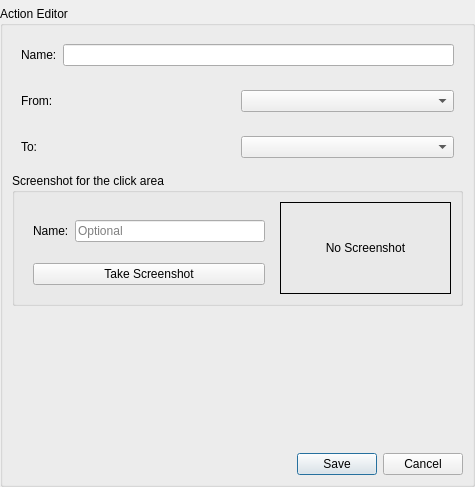
Before: the Qt Designer form gui/Ui_ActionEditWidget.ui in SeptemberHX/AutoGameTools, drawn with Qt 5.
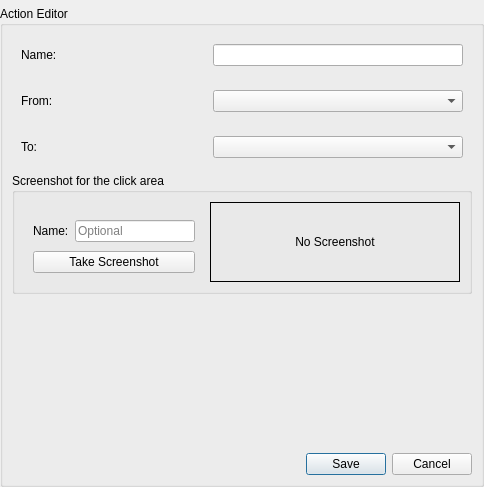
After: the same form once the commit is applied.

Patch:
```diff
--- a/gui/Ui_ActionEditWidget.ui
+++ b/gui/Ui_ActionEditWidget.ui
@@ -6,7 +6,7 @@
    <rect>
     <x>0</x>
     <y>0</y>
-    <width>475</width>
+    <width>476</width>
     <height>487</height>
    </rect>
   </property>
@@ -28,6 +28,12 @@
    </property>
    <item>
     <widget class="QGroupBox" name="groupBox">
+     <property name="maximumSize">
+      <size>
+       <width>500</width>
+       <height>16777215</height>
+      </size>
+     </property>
      <property name="title">
       <string>Action Editor</string>
      </property>
@@ -43,7 +49,33 @@
           </widget>
          </item>
          <item>
-          <widget class="QLineEdit" name="name_lineEdit"/>
+          <spacer name="horizontalSpacer">
+           <property name="orientation">
+            <enum>Qt::Horizontal</enum>
+           </property>
+           <property name="sizeHint" stdset="0">
+            <size>
+             <width>40</width>
+             <height>20</height>
+            </size>
+           </property>
+          </spacer>
+         </item>
+         <item>
+          <widget class="QLineEdit" name="name_lineEdit">
+           <property name="minimumSize">
+            <size>
+             <width>250</width>
+             <height>0</height>
+            </size>
+           </property>
+           <property name="maximumSize">
+            <size>
+             <width>250</width>
+             <height>16777215</height>
+            </size>
+           </property>
+          </widget>
          </item>
         </layout>
        </widget>
@@ -59,7 +91,20 @@
           </widget>
          </item>
          <item>
-          <widget class="QComboBox" name="from_comboBox"/>
+          <widget class="QComboBox" name="from_comboBox">
+           <property name="minimumSize">
+            <size>
+             <width>250</width>
+             <height>0</height>
+            </size>
+           </property>
+           <property name="maximumSize">
+            <size>
+             <width>250</width>
+             <height>16777215</height>
+            </size>
+           </property>
+          </widget>
          </item>
         </layout>
        </widget>
@@ -75,7 +120,20 @@
           </widget>
          </item>
          <item>
-          <widget class="QComboBox" name="to_comboBox"/>
+          <widget class="QComboBox" name="to_comboBox">
+           <property name="minimumSize">
+            <size>
+             <width>250</width>
+             <height>0</height>
+            </size>
+           </property>
+           <property name="maximumSize">
+            <size>
+             <width>250</width>
+             <height>16777215</height>
+            </size>
+           </property>
+          </widget>
          </item>
         </layout>
        </widget>
@@ -96,19 +154,19 @@
           <widget class="QWidget" name="widget_4" native="true">
            <property name="minimumSize">
             <size>
-             <width>250</width>
+             <width>180</width>
              <height>0</height>
             </size>
            </property>
            <property name="maximumSize">
             <size>
-             <width>250</width>
+             <width>180</width>
              <height>16777215</height>
             </size>
            </property>
            <layout class="QVBoxLayout" name="verticalLayout_2">
             <property name="spacing">
-             <number>12</number>
+             <number>6</number>
             </property>
             <item>
              <widget class="QWidget" name="widget" native="true">
@@ -123,7 +181,7 @@
                 <number>0</number>
                </property>
                <property name="bottomMargin">
-                <number>9</number>
+                <number>3</number>
                </property>
                <item>
                 <widget class="QLabel" name="label_3">
@@ -154,6 +212,18 @@
          </item>
          <item>
           <widget class="QLabel" name="preview_label">
+           <property name="minimumSize">
+            <size>
+             <width>250</width>
+             <height>0</height>
+            </size>
+           </property>
+           <property name="maximumSize">
+            <size>
+             <width>250</width>
+             <height>16777215</height>
+            </size>
+           </property>
            <property name="frameShape">
             <enum>QFrame::Box</enum>
            </property>
```
